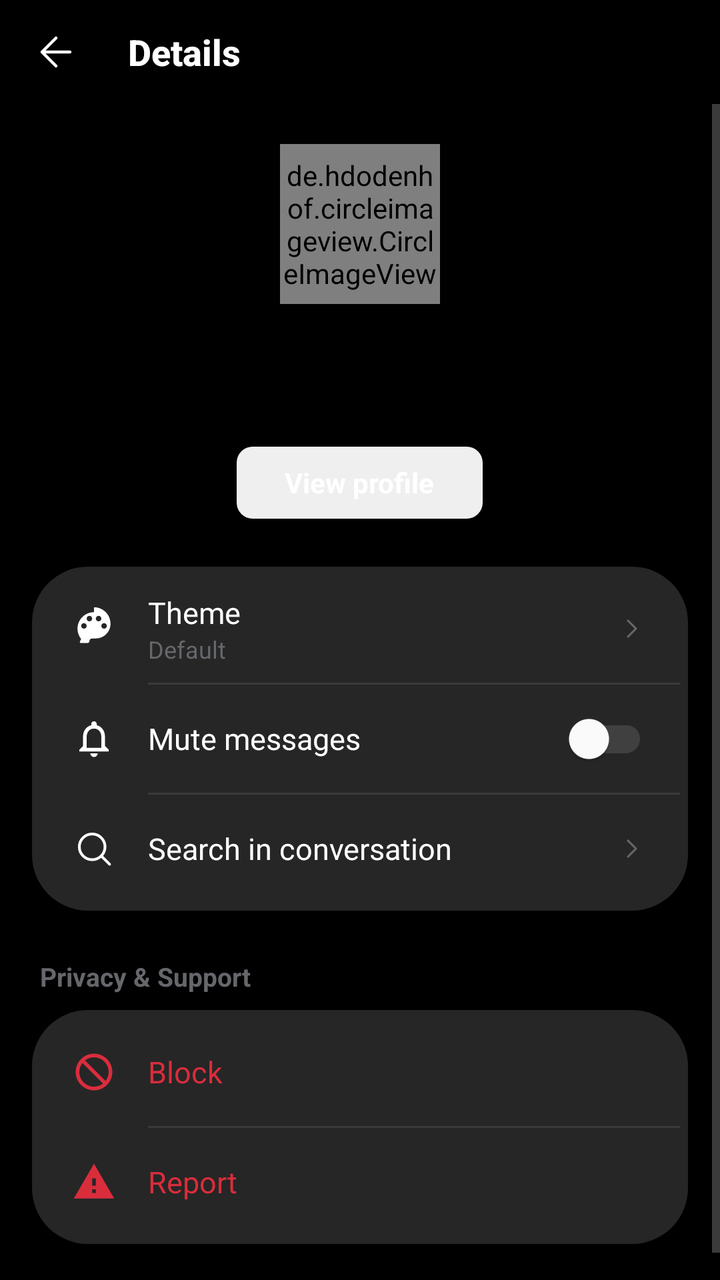
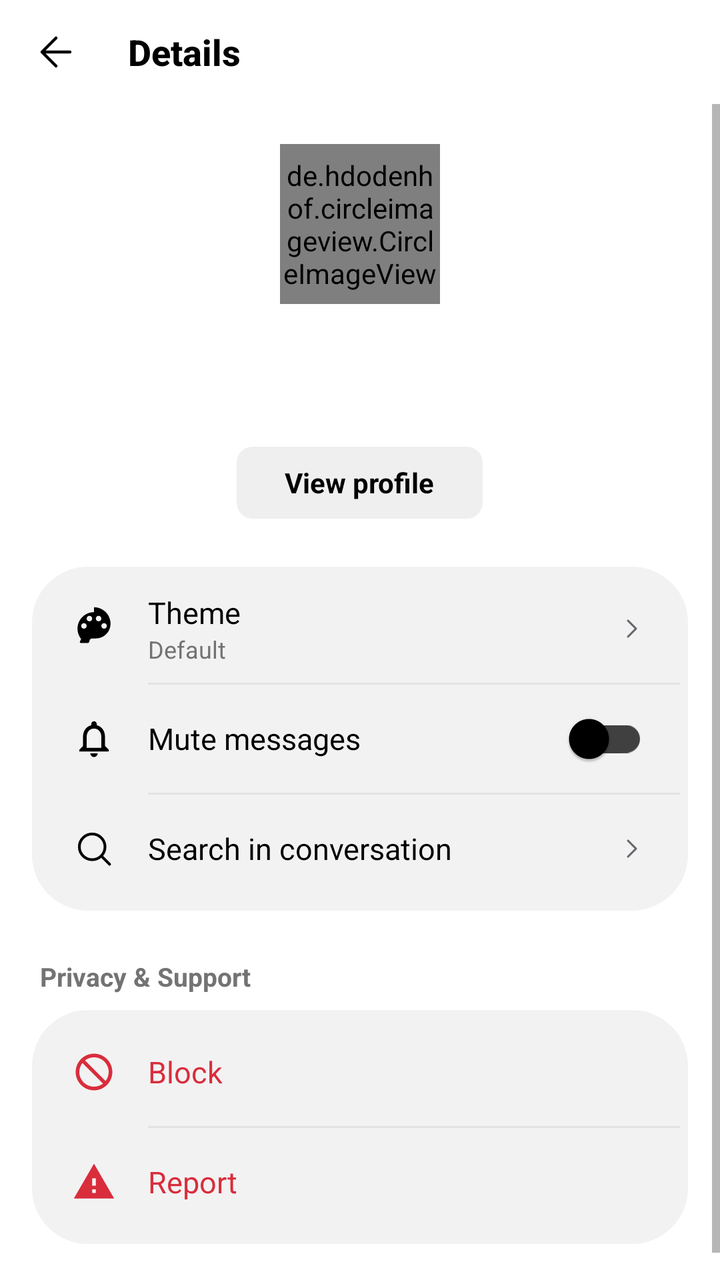

Compare the two renders of this Android layout. The source of the first and the diff that turns it into the second are given below.
<!-- AndroidManifest.xml: application theme Theme.InstaClone -->
<!-- res/layout/activity_chat_details.xml -->
<?xml version="1.0" encoding="utf-8"?>
<LinearLayout xmlns:android="http://schemas.android.com/apk/res/android"
    xmlns:app="http://schemas.android.com/apk/res-auto"
    android:id="@+id/detailsRoot"
    android:layout_width="match_parent"
    android:layout_height="match_parent"
    android:background="@color/black"
    android:orientation="vertical">

    
    <LinearLayout
        android:id="@+id/layoutTopBar"
        android:layout_width="match_parent"
        android:layout_height="52dp"
        android:gravity="center_vertical"
        android:orientation="horizontal"
        android:paddingStart="16dp"
        android:paddingEnd="16dp">

        <ImageView
            android:id="@+id/btnBack"
            android:layout_width="24dp"
            android:layout_height="24dp"
            android:background="?attr/selectableItemBackgroundBorderless"
            android:contentDescription="Back"
            android:src="@drawable/ic_arrow_back"
            app:tint="@color/white" />

        <TextView
            android:layout_width="wrap_content"
            android:layout_height="wrap_content"
            android:layout_marginStart="24dp"
            android:fontFamily="sans-serif-medium"
            android:text="Details"
            android:textColor="@color/white"
            android:textSize="18sp"
            android:textStyle="bold" />
    </LinearLayout>

    <ScrollView
        android:layout_width="match_parent"
        android:layout_height="0dp"
        android:layout_weight="1"
        android:overScrollMode="never">

        <LinearLayout
            android:layout_width="match_parent"
            android:layout_height="wrap_content"
            android:orientation="vertical"
            android:paddingBottom="32dp">

            
            <LinearLayout
                android:layout_width="match_parent"
                android:layout_height="wrap_content"
                android:gravity="center_horizontal"
                android:orientation="vertical"
                android:paddingTop="20dp"
                android:paddingBottom="24dp">

                <de.hdodenhof.circleimageview.CircleImageView
                    android:id="@+id/ivAvatar"
                    android:layout_width="80dp"
                    android:layout_height="80dp"
                    android:src="@drawable/ic_person_placeholder" />

                <TextView
                    android:id="@+id/tvFullName"
                    android:layout_width="wrap_content"
                    android:layout_height="wrap_content"
                    android:layout_marginTop="12dp"
                    android:textColor="@color/white"
                    android:textSize="18sp"
                    android:textStyle="bold" />

                <TextView
                    android:id="@+id/tvUsername"
                    android:layout_width="wrap_content"
                    android:layout_height="wrap_content"
                    android:layout_marginTop="2dp"
                    android:textColor="@color/chat_text_secondary"
                    android:textSize="14sp" />

                <TextView
                    android:id="@+id/btnViewProfile"
                    android:layout_width="wrap_content"
                    android:layout_height="36dp"
                    android:layout_marginTop="14dp"
                    android:background="@drawable/bg_button_secondary"
                    android:gravity="center"
                    android:paddingStart="24dp"
                    android:paddingEnd="24dp"
                    android:text="View profile"
                    android:textColor="@color/white"
                    android:textSize="14sp"
                    android:textStyle="bold" />
            </LinearLayout>

            
            <LinearLayout
                android:layout_width="match_parent"
                android:layout_height="wrap_content"
                android:layout_marginStart="16dp"
                android:layout_marginEnd="16dp"
                android:background="@drawable/bg_chat_popup"
                android:orientation="vertical"
                android:padding="4dp">

                
                <LinearLayout
                    android:id="@+id/rowTheme"
                    android:layout_width="match_parent"
                    android:layout_height="54dp"
                    android:background="@drawable/bg_chat_popup_row"
                    android:gravity="center_vertical"
                    android:orientation="horizontal"
                    android:paddingStart="16dp"
                    android:paddingEnd="16dp">

                    <ImageView
                        android:layout_width="22dp"
                        android:layout_height="22dp"
                        android:src="@drawable/ic_palette"
                        app:tint="@color/white" />

                    <LinearLayout
                        android:layout_width="0dp"
                        android:layout_height="wrap_content"
                        android:layout_marginStart="16dp"
                        android:layout_weight="1"
                        android:orientation="vertical">

                        <TextView
                            android:layout_width="wrap_content"
                            android:layout_height="wrap_content"
                            android:text="Theme"
                            android:textColor="@color/white"
                            android:textSize="15sp" />

                        <TextView
                            android:id="@+id/tvThemeSubtitle"
                            android:layout_width="wrap_content"
                            android:layout_height="wrap_content"
                            android:text="Default"
                            android:textColor="@color/chat_text_secondary"
                            android:textSize="12sp" />
                    </LinearLayout>

                    <ImageView
                        android:layout_width="16dp"
                        android:layout_height="16dp"
                        android:src="@drawable/ic_chevron_right"
                        app:tint="@color/chat_text_secondary" />
                </LinearLayout>

                <View
                    android:layout_width="match_parent"
                    android:layout_height="1dp"
                    android:layout_marginStart="54dp"
                    android:background="@color/chat_popup_divider" />

                
                <LinearLayout
                    android:id="@+id/rowMute"
                    android:layout_width="match_parent"
                    android:layout_height="54dp"
                    android:background="@drawable/bg_chat_popup_row"
                    android:gravity="center_vertical"
                    android:orientation="horizontal"
                    android:paddingStart="16dp"
                    android:paddingEnd="16dp">

                    <ImageView
                        android:id="@+id/ivMuteIcon"
                        android:layout_width="22dp"
                        android:layout_height="22dp"
                        android:src="@drawable/ic_bell"
                        app:tint="@color/white" />

                    <TextView
                        android:layout_width="0dp"
                        android:layout_height="wrap_content"
                        android:layout_marginStart="16dp"
                        android:layout_weight="1"
                        android:text="Mute messages"
                        android:textColor="@color/white"
                        android:textSize="15sp" />

                    <androidx.appcompat.widget.SwitchCompat
                        android:id="@+id/switchMute"
                        android:layout_width="wrap_content"
                        android:layout_height="wrap_content"
                        app:thumbTint="@color/white"
                        app:trackTint="#404040" />
                </LinearLayout>

                <View
                    android:layout_width="match_parent"
                    android:layout_height="1dp"
                    android:layout_marginStart="54dp"
                    android:background="@color/chat_popup_divider" />

                
                <LinearLayout
                    android:id="@+id/rowSearch"
                    android:layout_width="match_parent"
                    android:layout_height="54dp"
                    android:background="@drawable/bg_chat_popup_row"
                    android:gravity="center_vertical"
                    android:orientation="horizontal"
                    android:paddingStart="16dp"
                    android:paddingEnd="16dp">

                    <ImageView
                        android:layout_width="22dp"
                        android:layout_height="22dp"
                        android:src="@drawable/ic_search"
                        app:tint="@color/white" />

                    <TextView
                        android:layout_width="0dp"
                        android:layout_height="wrap_content"
                        android:layout_marginStart="16dp"
                        android:layout_weight="1"
                        android:text="Search in conversation"
                        android:textColor="@color/white"
                        android:textSize="15sp" />

                    <ImageView
                        android:layout_width="16dp"
                        android:layout_height="16dp"
                        android:src="@drawable/ic_chevron_right"
                        app:tint="@color/chat_text_secondary" />
                </LinearLayout>
            </LinearLayout>

            <TextView
                android:layout_width="match_parent"
                android:layout_height="wrap_content"
                android:layout_marginStart="20dp"
                android:layout_marginTop="24dp"
                android:layout_marginBottom="8dp"
                android:text="Privacy &amp; Support"
                android:textColor="@color/chat_text_secondary"
                android:textSize="13sp"
                android:textStyle="bold" />

            
            <LinearLayout
                android:layout_width="match_parent"
                android:layout_height="wrap_content"
                android:layout_marginStart="16dp"
                android:layout_marginEnd="16dp"
                android:background="@drawable/bg_chat_popup"
                android:orientation="vertical"
                android:padding="4dp">

                
                <LinearLayout
                    android:id="@+id/rowBlock"
                    android:layout_width="match_parent"
                    android:layout_height="54dp"
                    android:background="@drawable/bg_chat_popup_row"
                    android:gravity="center_vertical"
                    android:orientation="horizontal"
                    android:paddingStart="16dp"
                    android:paddingEnd="16dp">

                    <ImageView
                        android:layout_width="22dp"
                        android:layout_height="22dp"
                        android:src="@drawable/ic_block"
                        app:tint="@color/color_destructive" />

                    <TextView
                        android:id="@+id/tvBlockTitle"
                        android:layout_width="wrap_content"
                        android:layout_height="wrap_content"
                        android:layout_marginStart="16dp"
                        android:text="Block"
                        android:textColor="@color/color_destructive"
                        android:textSize="15sp" />
                </LinearLayout>

                <View
                    android:layout_width="match_parent"
                    android:layout_height="1dp"
                    android:layout_marginStart="54dp"
                    android:background="@color/chat_popup_divider" />

                
                <LinearLayout
                    android:id="@+id/rowReport"
                    android:layout_width="match_parent"
                    android:layout_height="54dp"
                    android:background="@drawable/bg_chat_popup_row"
                    android:gravity="center_vertical"
                    android:orientation="horizontal"
                    android:paddingStart="16dp"
                    android:paddingEnd="16dp">

                    <ImageView
                        android:layout_width="22dp"
                        android:layout_height="22dp"
                        android:src="@drawable/ic_report"
                        app:tint="@color/color_destructive" />

                    <TextView
                        android:layout_width="wrap_content"
                        android:layout_height="wrap_content"
                        android:layout_marginStart="16dp"
                        android:text="Report"
                        android:textColor="@color/color_destructive"
                        android:textSize="15sp" />
                </LinearLayout>

            </LinearLayout>

        </LinearLayout>
    </ScrollView>

</LinearLayout>
<!-- resources referenced by this layout -->
<resources>
  <color name="black">#000000</color>
  <color name="chat_popup_divider">#3A3A3A</color>
  <color name="chat_text_secondary">#65676B</color>
  <color name="color_destructive">#D92D3C</color>
  <color name="white">#FFFFFF</color>
  <!-- drawable bg_chat_popup (drawable) -->
  <?xml version="1.0" encoding="utf-8"?>
  <shape xmlns:android="http://schemas.android.com/apk/res/android"
      android:shape="rectangle">
      <solid android:color="@color/chat_popup_bg" />
      <corners android:radius="28dp" />
  </shape>
  <!-- drawable bg_chat_popup_row (drawable) -->
  <?xml version="1.0" encoding="utf-8"?>
  <ripple xmlns:android="http://schemas.android.com/apk/res/android"
      android:color="#33FFFFFF">
      <item android:id="@android:id/mask">
          <shape android:shape="rectangle">
              <solid android:color="#FFFFFF" />
              <corners android:radius="14dp" />
          </shape>
      </item>
  </ripple>
  <!-- drawable ic_arrow_back (drawable) -->
  <?xml version="1.0" encoding="utf-8"?>
  <vector xmlns:android="http://schemas.android.com/apk/res/android"
      android:width="24dp"
      android:height="24dp"
      android:viewportWidth="24"
      android:viewportHeight="24">
      <path
          android:fillColor="#00000000"
          android:strokeColor="@color/color_text_primary"
          android:strokeWidth="1.5"
          android:strokeLineCap="round"
          android:strokeLineJoin="round"
          android:pathData="M19,12H5M12,19l-7,-7l7,-7" />
  </vector>
  <!-- drawable ic_bell (drawable) -->
  <vector xmlns:android="http://schemas.android.com/apk/res/android"
      android:width="24dp" android:height="24dp"
      android:viewportWidth="24" android:viewportHeight="24">
      <path android:fillColor="@color/white"
          android:pathData="M12,22c1.1,0 2,-0.9 2,-2h-4c0,1.1 0.9,2 2,2zM18,16v-5c0,-3.07 -1.63,-5.64 -4.5,-6.32V4c0,-0.83 -0.67,-1.5 -1.5,-1.5S10.5,3.17 10.5,4v0.68C7.64,5.36 6,7.92 6,11v5l-2,2v1h16v-1l-2,-2zM8,17v-6c0,-2.48 1.51,-4.5 4,-4.5s4,2.02 4,4.5v6H8z" />
  </vector>
  <!-- drawable ic_chevron_right (drawable) -->
  <?xml version="1.0" encoding="utf-8"?>
  <vector xmlns:android="http://schemas.android.com/apk/res/android"
      android:width="24dp"
      android:height="24dp"
      android:viewportWidth="24"
      android:viewportHeight="24">
      <path
          android:fillColor="#00000000"
          android:strokeColor="@color/color_text_primary"
          android:strokeWidth="1.5"
          android:strokeLineCap="round"
          android:strokeLineJoin="round"
          android:pathData="M9,6l6,6l-6,6" />
  </vector>
  <!-- drawable ic_person_placeholder (drawable) -->
  <?xml version="1.0" encoding="utf-8"?>
  <vector xmlns:android="http://schemas.android.com/apk/res/android"
      android:width="24dp"
      android:height="24dp"
      android:viewportWidth="24"
      android:viewportHeight="24">
      <path
          android:fillColor="#8E8E8E"
          android:pathData="M12,12c2.21,0 4,-1.79 4,-4s-1.79,-4 -4,-4 -4,1.79 -4,4 1.79,4 4,4zM12,14c-2.67,0 -8,1.34 -8,4v2h16v-2c0,-2.66 -5.33,-4 -8,-4z" />
  </vector>
  <!-- drawable ic_report (drawable) -->
  <vector xmlns:android="http://schemas.android.com/apk/res/android"
      android:width="24dp"
      android:height="24dp"
      android:viewportWidth="24"
      android:viewportHeight="24">
      <path
          android:fillColor="@color/color_destructive"
          android:pathData="M1,21h22L12,2 1,21zm12,-3h-2v-2h2v2zm0,-4h-2v-4h2v4z" />
  </vector>
  <color name="color_divider">#DBDBDB</color>
  <color name="color_surface_variant">#EFEFEF</color>
  <color name="chat_popup_bg">#262626</color>
  <color name="color_text_primary">#000000</color>
  <color name="color_primary">#0095F6</color>
  <color name="color_background">#FFFFFF</color>
  <color name="color_text_secondary">#737373</color>
  <color name="color_like">#FF3040</color>
  <color name="color_sheet">#FFFFFF</color>
  <!-- unchanged entries left out for length: 5 -->
</resources>

<!-- the commit's change to res/layout/activity_chat_details.xml (unified diff, before → after) -->
@@ -4,7 +4,7 @@
     android:id="@+id/detailsRoot"
     android:layout_width="match_parent"
     android:layout_height="match_parent"
-    android:background="@color/black"
+    android:background="?android:attr/colorBackground"
     android:orientation="vertical">
 
     
@@ -24,7 +24,7 @@
             android:background="?attr/selectableItemBackgroundBorderless"
             android:contentDescription="Back"
             android:src="@drawable/ic_arrow_back"
-            app:tint="@color/white" />
+            app:tint="?attr/themeTextPrimary" />
 
         <TextView
             android:layout_width="wrap_content"
@@ -32,7 +32,7 @@
             android:layout_marginStart="24dp"
             android:fontFamily="sans-serif-medium"
             android:text="Details"
-            android:textColor="@color/white"
+            android:textColor="?android:attr/textColorPrimary"
             android:textSize="18sp"
             android:textStyle="bold" />
     </LinearLayout>
@@ -69,7 +69,7 @@
                     android:layout_width="wrap_content"
                     android:layout_height="wrap_content"
                     android:layout_marginTop="12dp"
-                    android:textColor="@color/white"
+                    android:textColor="?android:attr/textColorPrimary"
                     android:textSize="18sp"
                     android:textStyle="bold" />
 
@@ -78,7 +78,7 @@
                     android:layout_width="wrap_content"
                     android:layout_height="wrap_content"
                     android:layout_marginTop="2dp"
-                    android:textColor="@color/chat_text_secondary"
+                    android:textColor="?android:attr/textColorSecondary"
                     android:textSize="14sp" />
 
                 <TextView
@@ -91,7 +91,7 @@
                     android:paddingStart="24dp"
                     android:paddingEnd="24dp"
                     android:text="View profile"
-                    android:textColor="@color/white"
+                    android:textColor="?android:attr/textColorPrimary"
                     android:textSize="14sp"
                     android:textStyle="bold" />
             </LinearLayout>
@@ -121,7 +121,7 @@
                         android:layout_width="22dp"
                         android:layout_height="22dp"
                         android:src="@drawable/ic_palette"
-                        app:tint="@color/white" />
+                        app:tint="?attr/themeTextPrimary" />
 
                     <LinearLayout
                         android:layout_width="0dp"
@@ -134,7 +134,7 @@
                             android:layout_width="wrap_content"
                             android:layout_height="wrap_content"
                             android:text="Theme"
-                            android:textColor="@color/white"
+                            android:textColor="?android:attr/textColorPrimary"
                             android:textSize="15sp" />
 
                         <TextView
@@ -142,7 +142,7 @@
                             android:layout_width="wrap_content"
                             android:layout_height="wrap_content"
                             android:text="Default"
-                            android:textColor="@color/chat_text_secondary"
+                            android:textColor="?android:attr/textColorSecondary"
                             android:textSize="12sp" />
                     </LinearLayout>
 
@@ -175,7 +175,7 @@
                         android:layout_width="22dp"
                         android:layout_height="22dp"
                         android:src="@drawable/ic_bell"
-                        app:tint="@color/white" />
+                        app:tint="?attr/themeTextPrimary" />
 
                     <TextView
                         android:layout_width="0dp"
@@ -183,14 +183,14 @@
                         android:layout_marginStart="16dp"
                         android:layout_weight="1"
                         android:text="Mute messages"
-                        android:textColor="@color/white"
+                        android:textColor="?android:attr/textColorPrimary"
                         android:textSize="15sp" />
 
                     <androidx.appcompat.widget.SwitchCompat
                         android:id="@+id/switchMute"
                         android:layout_width="wrap_content"
                         android:layout_height="wrap_content"
-                        app:thumbTint="@color/white"
+                        app:thumbTint="?attr/themeTextPrimary"
                         app:trackTint="#404040" />
                 </LinearLayout>
 
@@ -215,7 +215,7 @@
                         android:layout_width="22dp"
                         android:layout_height="22dp"
                         android:src="@drawable/ic_search"
-                        app:tint="@color/white" />
+                        app:tint="?attr/themeTextPrimary" />
 
                     <TextView
                         android:layout_width="0dp"
@@ -223,7 +223,7 @@
                         android:layout_marginStart="16dp"
                         android:layout_weight="1"
                         android:text="Search in conversation"
-                        android:textColor="@color/white"
+                        android:textColor="?android:attr/textColorPrimary"
                         android:textSize="15sp" />
 
                     <ImageView
@@ -241,7 +241,7 @@
                 android:layout_marginTop="24dp"
                 android:layout_marginBottom="8dp"
                 android:text="Privacy &amp; Support"
-                android:textColor="@color/chat_text_secondary"
+                android:textColor="?android:attr/textColorSecondary"
                 android:textSize="13sp"
                 android:textStyle="bold" />
 
<!-- resource entries referenced after the edit -->
@@ -1,7 +1,6 @@
 <!-- resources referenced by this layout -->
 <resources>
-  <color name="black">#000000</color>
-  <color name="chat_popup_divider">#3A3A3A</color>
+  <color name="chat_popup_divider">#E3E3E3</color>
   <color name="chat_text_secondary">#65676B</color>
   <color name="color_destructive">#D92D3C</color>
   <color name="white">#FFFFFF</color>
@@ -15,7 +14,7 @@
   <!-- drawable bg_chat_popup_row (drawable) -->
   <?xml version="1.0" encoding="utf-8"?>
   <ripple xmlns:android="http://schemas.android.com/apk/res/android"
-      android:color="#33FFFFFF">
+      android:color="?attr/colorControlHighlight">
       <item android:id="@android:id/mask">
           <shape android:shape="rectangle">
               <solid android:color="#FFFFFF" />
@@ -83,7 +82,7 @@
   </vector>
   <color name="color_divider">#DBDBDB</color>
   <color name="color_surface_variant">#EFEFEF</color>
-  <color name="chat_popup_bg">#262626</color>
+  <color name="chat_popup_bg">#F2F2F2</color>
   <color name="color_text_primary">#000000</color>
   <color name="color_primary">#0095F6</color>
   <color name="color_background">#FFFFFF</color>
